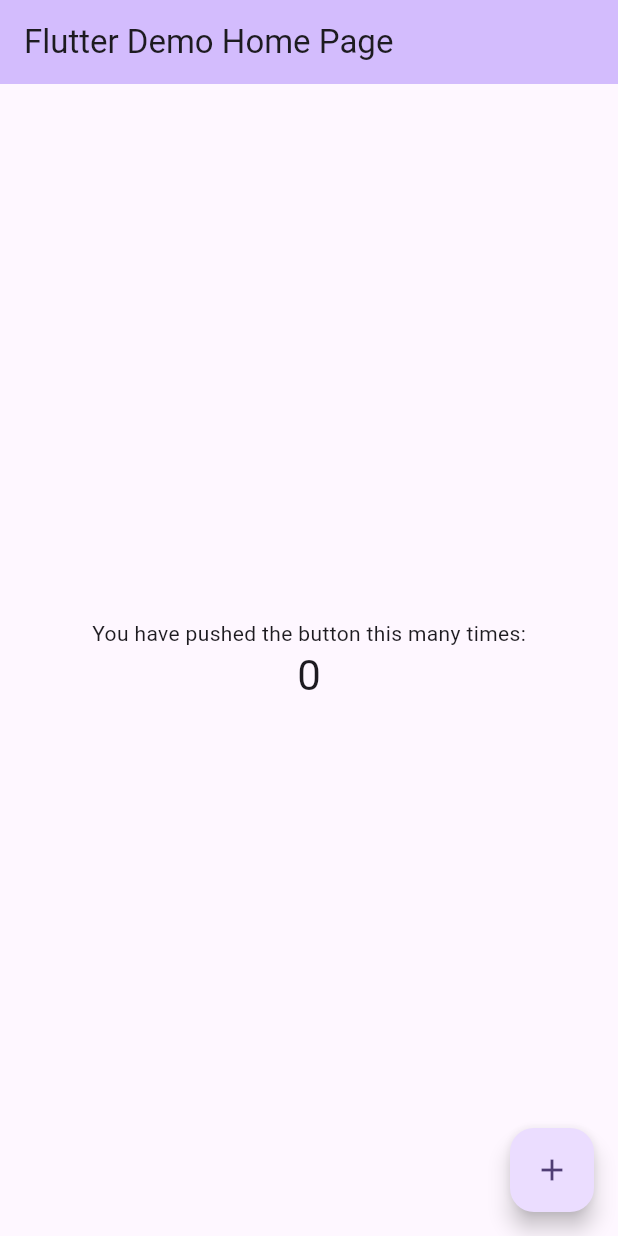
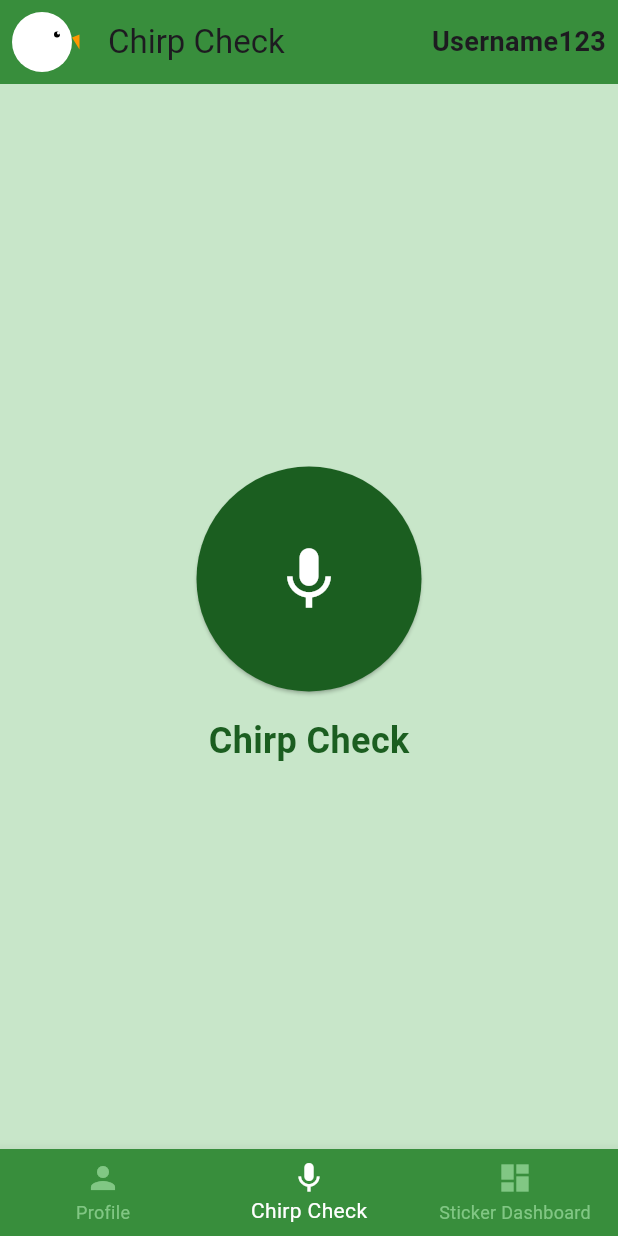
Before and after one commit to aahxe/AudioClassifier, a Flutter app: the screen it shows after launch, on a phone screen of 412 x 824 dp. Run offline on Flutter 3.47's test engine with Material 3 defaults, Android fonts, the light colour scheme and no system bars.

Commit message:
ChirpCheck

```diff
--- a/app/lib/main.dart
+++ b/app/lib/main.dart
@@ -1,125 +1,240 @@
 import 'package:flutter/material.dart';
 
 void main() {
-  runApp(const MyApp());
+  runApp(ChirpCheckerApp());
 }
 
-class MyApp extends StatelessWidget {
-  const MyApp({super.key});
-
-  // This widget is the root of your application.
+class ChirpCheckerApp extends StatelessWidget {
   @override
   Widget build(BuildContext context) {
     return MaterialApp(
-      title: 'Flutter Demo',
+      title: 'ChirpChecker',
       theme: ThemeData(
-        // This is the theme of your application.
-        //
-        // TRY THIS: Try running your application with "flutter run". You'll see
-        // the application has a purple toolbar. Then, without quitting the app,
-        // try changing the seedColor in the colorScheme below to Colors.green
-        // and then invoke "hot reload" (save your changes or press the "hot
-        // reload" button in a Flutter-supported IDE, or press "r" if you used
-        // the command line to start the app).
-        //
-        // Notice that the counter didn't reset back to zero; the application
-        // state is not lost during the reload. To reset the state, use hot
-        // restart instead.
-        //
-        // This works for code too, not just values: Most code changes can be
-        // tested with just a hot reload.
-        colorScheme: ColorScheme.fromSeed(seedColor: Colors.deepPurple),
-        useMaterial3: true,
+        primarySwatch: Colors.green,
+        visualDensity: VisualDensity.adaptivePlatformDensity,
       ),
-      home: const MyHomePage(title: 'Flutter Demo Home Page'),
+      home: ChirpCheckPage(username: 'Username123'),
     );
   }
 }
 
-class MyHomePage extends StatefulWidget {
-  const MyHomePage({super.key, required this.title});
+class ChirpCheckPage extends StatelessWidget {
+  final String username;
 
-  // This widget is the home page of your application. It is stateful, meaning
-  // that it has a State object (defined below) that contains fields that affect
-  // how it looks.
-
-  // This class is the configuration for the state. It holds the values (in this
-  // case the title) provided by the parent (in this case the App widget) and
-  // used by the build method of the State. Fields in a Widget subclass are
-  // always marked "final".
-
-  final String title;
-
-  @override
-  State<MyHomePage> createState() => _MyHomePageState();
-}
-
-class _MyHomePageState extends State<MyHomePage> {
-  int _counter = 0;
-
-  void _incrementCounter() {
-    setState(() {
-      // This call to setState tells the Flutter framework that something has
-      // changed in this State, which causes it to rerun the build method below
-      // so that the display can reflect the updated values. If we changed
-      // _counter without calling setState(), then the build method would not be
-      // called again, and so nothing would appear to happen.
-      _counter++;
-    });
-  }
+  ChirpCheckPage({required this.username});
 
   @override
   Widget build(BuildContext context) {
-    // This method is rerun every time setState is called, for instance as done
-    // by the _incrementCounter method above.
-    //
-    // The Flutter framework has been optimized to make rerunning build methods
-    // fast, so that you can just rebuild anything that needs updating rather
-    // than having to individually change instances of widgets.
     return Scaffold(
+      backgroundColor: Colors.green[100],
       appBar: AppBar(
-        // TRY THIS: Try changing the color here to a specific color (to
-        // Colors.amber, perhaps?) and trigger a hot reload to see the AppBar
-        // change color while the other colors stay the same.
-        backgroundColor: Theme.of(context).colorScheme.inversePrimary,
-        // Here we take the value from the MyHomePage object that was created by
-        // the App.build method, and use it to set our appbar title.
-        title: Text(widget.title),
+        backgroundColor: Colors.green[700],
+        leading: Padding(
+          padding: const EdgeInsets.all(8.0),
+          child: CustomPaint(
+            size: Size(40, 40), // Size of the bird icon
+            painter: BirdShapePainter(),
+          ),
+        ),
+        title: Text('Chirp Check'),
+        actions: [
+          Padding(
+            padding: const EdgeInsets.all(8.0),
+            child: Center(
+              child: Text(
+                username,
+                style: TextStyle(
+                  fontSize: 18.0,
+                  fontWeight: FontWeight.bold,
+                ),
+              ),
+            ),
+          ),
+        ],
       ),
       body: Center(
-        // Center is a layout widget. It takes a single child and positions it
-        // in the middle of the parent.
         child: Column(
-          // Column is also a layout widget. It takes a list of children and
-          // arranges them vertically. By default, it sizes itself to fit its
-          // children horizontally, and tries to be as tall as its parent.
-          //
-          // Column has various properties to control how it sizes itself and
-          // how it positions its children. Here we use mainAxisAlignment to
-          // center the children vertically; the main axis here is the vertical
-          // axis because Columns are vertical (the cross axis would be
-          // horizontal).
-          //
-          // TRY THIS: Invoke "debug painting" (choose the "Toggle Debug Paint"
-          // action in the IDE, or press "p" in the console), to see the
-          // wireframe for each widget.
           mainAxisAlignment: MainAxisAlignment.center,
           children: <Widget>[
-            const Text(
-              'You have pushed the button this many times:',
+            ElevatedButton(
+              onPressed: () {
+                // Implement Chirp Check functionality here
+              },
+              style: ElevatedButton.styleFrom(
+                shape: CircleBorder(),
+                padding: EdgeInsets.all(50),
+                backgroundColor: Colors.green[900], // Microphone button color
+              ),
+              child: Icon(
+                Icons.mic,
+                size: 50.0,
+                color: Colors.white,
+              ),
             ),
+            SizedBox(height: 16.0),
             Text(
-              '$_counter',
-              style: Theme.of(context).textTheme.headlineMedium,
+              'Chirp Check',
+              style: TextStyle(
+                fontSize: 24.0,
+                fontWeight: FontWeight.bold,
+                color: Colors.green[900],
+              ),
             ),
           ],
         ),
       ),
-      floatingActionButton: FloatingActionButton(
-        onPressed: _incrementCounter,
-        tooltip: 'Increment',
-        child: const Icon(Icons.add),
-      ), // This trailing comma makes auto-formatting nicer for build methods.
+      bottomNavigationBar: BottomNavigationBar(
+        backgroundColor: Colors.green[700],
+        selectedItemColor: Colors.white,
+        unselectedItemColor: Colors.green[300],
+        currentIndex: 1, // Chirp Check page is selected
+        items: const <BottomNavigationBarItem>[
+          BottomNavigationBarItem(
+            icon: Icon(Icons.person),
+            label: 'Profile',
+          ),
+          BottomNavigationBarItem(
+            icon: Icon(Icons.mic),
+            label: 'Chirp Check',
+          ),
+          BottomNavigationBarItem(
+            icon: Icon(Icons.dashboard),
+            label: 'Sticker Dashboard',
+          ),
+        ],
+        onTap: (int index) {
+          switch (index) {
+            case 0:
+              // Navigate to Profile Page
+              Navigator.push(
+                context,
+                MaterialPageRoute(builder: (context) => ProfilePage(username: username)),
+              );
+              break;
+            case 1:
+              // Chirp Check Page (current page)
+              break;
+            case 2:
+              // Navigate to Sticker Dashboard
+              Navigator.push(
+                context,
+                MaterialPageRoute(builder: (context) => StickerDashboardPage(username: username)),
+              );
+              break;
+          }
+        },
+      ),
+      drawer: Drawer(
+        child: ListView(
+          padding: EdgeInsets.zero,
+          children: <Widget>[
+            DrawerHeader(
+              decoration: BoxDecoration(
+                color: Colors.green[700],
+              ),
+              child: Text(
+                'ChirpChecker Menu',
+                style: TextStyle(
+                  color: Colors.white,
+                  fontSize: 24.0,
+                ),
+              ),
+            ),
+            ListTile(
+              leading: Icon(Icons.logout),
+              title: Text('Logout'),
+              onTap: () {
+                // Implement logout functionality here
+                Navigator.popUntil(context, (route) => route.isFirst);
+              },
+            ),
+          ],
+        ),
+      ),
     );
   }
 }
+
+class BirdShapePainter extends CustomPainter {
+  @override
+  void paint(Canvas canvas, Size size) {
+    final paint = Paint()
+      ..color = Colors.white
+      ..style = PaintingStyle.fill;
+
+    // Draw bird body (circle)
+    canvas.drawCircle(Offset(size.width / 2, size.height / 2), 20, paint);
+
+    // Draw bird wing (curved shape)
+    Path wingPath = Path();
+    wingPath.moveTo(size.width / 2 - 15, size.height / 2 + 5);
+    wingPath.quadraticBezierTo(
+      size.width / 2,
+      size.height / 2 - 15,
+      size.width / 2 + 15,
+      size.height / 2 + 5,
+    );
+    wingPath.lineTo(size.width / 2, size.height / 2 + 10);
+    wingPath.close();
+    canvas.drawPath(wingPath, paint);
+
+    // Draw bird beak (small triangle, more realistic shape)
+    Path beakPath = Path();
+    beakPath.moveTo(size.width / 2 + 20, size.height / 2 - 3);
+    beakPath.lineTo(size.width / 2 + 25, size.height / 2 - 5);
+    beakPath.lineTo(size.width / 2 + 25, size.height / 2 + 5);
+    beakPath.close();
+    paint.color = Colors.orange;
+    canvas.drawPath(beakPath, paint);
+
+    // Draw bird eye (small circle with eye highlight)
+    paint.color = Colors.black;
+    canvas.drawCircle(Offset(size.width / 2 + 10, size.height / 2 - 5), 2, paint);
+
+    paint.color = Colors.white;
+    canvas.drawCircle(Offset(size.width / 2 + 11, size.height / 2 - 6), 1, paint);
+  }
+
+  @override
+  bool shouldRepaint(covariant CustomPainter oldDelegate) {
+    return false;
+  }
+}
+
+class ProfilePage extends StatelessWidget {
+  final String username;
+
+  ProfilePage({required this.username});
+
+  @override
+  Widget build(BuildContext context) {
+    return Scaffold(
+      appBar: AppBar(
+        title: Text('Profile'),
+        backgroundColor: Colors.green[700],
+      ),
+      body: Center(
+        child: Text('Profile Page Content for $username'),
+      ),
+    );
+  }
+}
+
+class StickerDashboardPage extends StatelessWidget {
+  final String username;
+
+  StickerDashboardPage({required this.username});
+
+  @override
+  Widget build(BuildContext context) {
+    return Scaffold(
+      appBar: AppBar(
+        title: Text('Sticker Dashboard'),
+        backgroundColor: Colors.green[700],
+      ),
+      body: Center(
+        child: Text('Sticker Dashboard Content for $username'),
+      ),
+    );
+  }
+}
```
